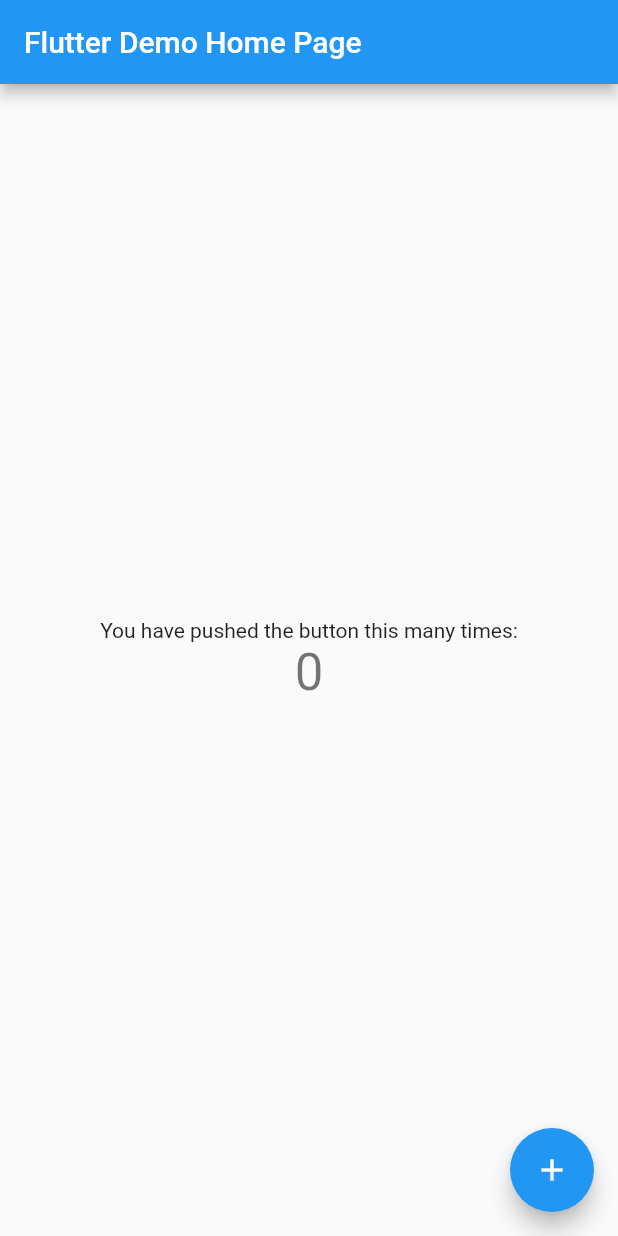
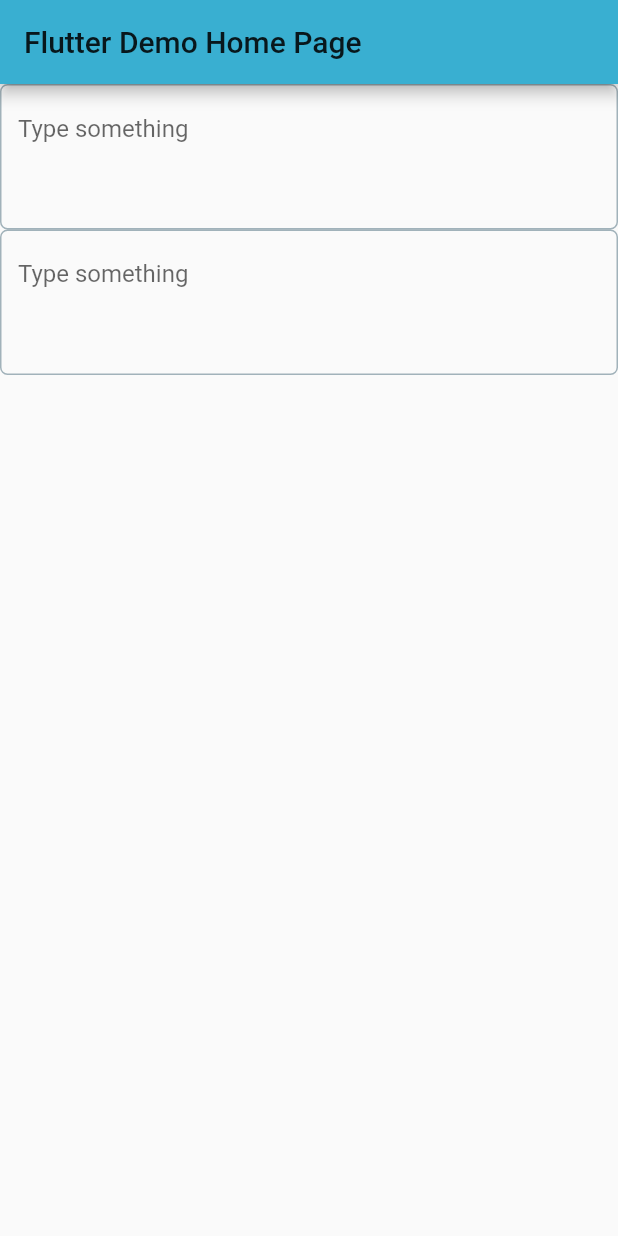
Before and after one commit to jhonatan247/unal-hospital-mobile, a Flutter app: the screen it shows after launch, on a phone screen of 412 x 824 dp. Run offline on Flutter 3.47's test engine with Material 2 defaults, Android fonts, the phone set to English and light mode, and no system bars.

Commit message:
Added Theme file, color file, textarea widget and playground file

```diff
--- /dev/null
+++ b/lib/Theme/Theme.dart
@@ -0,0 +1,50 @@
+import 'package:flutter/material.dart';
+import './color/colorScheme.dart';
+
+class JhontanMariaTheme {
+  const JhontanMariaTheme();
+  static ThemeData jonthanMariaTheme = ThemeData(
+    primarySwatch: DeepBlueColorScheme.primarySwatch,
+    backgroundColor: DeepBlueColorScheme.white,
+    primaryColor: DeepBlueColorScheme.primary,
+    accentColor: DeepBlueColorScheme.primaryLight,
+    primaryColorDark: DeepBlueColorScheme.secondary,
+    primaryColorLight: DeepBlueColorScheme.secondary,
+    cardTheme: CardTheme(color: DeepBlueColorScheme.secondary),
+    textTheme:
+        TextTheme(display1: TextStyle(color: DeepBlueColorScheme.secondary)),
+    iconTheme: IconThemeData(color: DeepBlueColorScheme.secondary),
+    bottomAppBarColor: DeepBlueColorScheme.white,
+    dividerColor: DeepBlueColorScheme.secondary,
+    colorScheme: ColorScheme(
+        primary: DeepBlueColorScheme.primary,
+        primaryVariant: DeepBlueColorScheme.primaryLight,
+        secondary: DeepBlueColorScheme.secondary,
+        secondaryVariant: DeepBlueColorScheme.secondary,
+        surface: DeepBlueColorScheme.white,
+        background: DeepBlueColorScheme.white,
+        error: Colors.red,
+        onPrimary: DeepBlueColorScheme.primary,
+        onSecondary: DeepBlueColorScheme.secondary,
+        onSurface: DeepBlueColorScheme.secondary,
+        onBackground: DeepBlueColorScheme.white,
+        onError: Colors.red,
+        brightness: Brightness.light),
+  );
+
+  // TextStyles
+  static InputDecoration getTextAreaDecoration(String hint) {
+    return InputDecoration(
+      hintText: hint,
+      border: OutlineInputBorder(
+        borderRadius: BorderRadius.circular(5.0),
+        borderSide:
+            BorderSide(color: jonthanMariaTheme.colorScheme.primaryVariant),
+      ),
+      focusedBorder: OutlineInputBorder(
+        borderRadius: BorderRadius.circular(5.0),
+        borderSide: BorderSide(color: jonthanMariaTheme.colorScheme.secondary),
+      ),
+    );
+  }
+}
--- /dev/null
+++ b/lib/Theme/color/colorScheme.dart
@@ -0,0 +1,24 @@
+import 'package:flutter/material.dart';
+
+class DeepBlueColorScheme {
+  static const Color white = Color(0XFFFFFFFF);
+  static const Color secondary = Color(0XFF113D52);
+  static const Color primary = Color(0XFF39AFD1);
+  static const Color primaryLight = Color(0XFFC1D5DF);
+
+  static const MaterialColor primarySwatch = const MaterialColor(
+    0XFF39AFD1,
+    const <int, Color>{
+      50: const Color(0XFF39AFD1),
+      100: const Color(0XFF39AFD1),
+      200: const Color(0XFF39AFD1),
+      300: const Color(0XFF39AFD1),
+      400: const Color(0XFF39AFD1),
+      500: const Color(0XFF39AFD1),
+      600: const Color(0XFF39AFD1),
+      700: const Color(0XFF39AFD1),
+      800: const Color(0XFF39AFD1),
+      900: const Color(0XFF39AFD1),
+    },
+  );
+}
--- /dev/null
+++ b/lib/Widgets/TextArea.dart
@@ -0,0 +1,23 @@
+import 'package:flutter/material.dart';
+import 'package:me_cuido/Theme/Theme.dart';
+
+class TextArea extends StatelessWidget {
+  final String hint;
+  final String label;
+  final int lines;
+
+  TextArea({this.label, this.hint, this.lines});
+
+  InputDecoration buildDecorator( String hint, BuildContext context ) {
+    return JhontanMariaTheme.getTextAreaDecoration(hint);
+  }
+
+  @override
+  Widget build(BuildContext context) {
+    return TextField(
+      maxLines: lines,
+      decoration: JhontanMariaTheme.getTextAreaDecoration(hint),
+      style: TextStyle(),
+    );
+  }
+}
--- /dev/null
+++ b/lib/Widgets/playground.dart
@@ -0,0 +1,17 @@
+import 'package:flutter/material.dart';
+
+
+import './TextArea.dart';
+
+class PlayGround extends StatelessWidget {
+
+  @override
+  Widget build(BuildContext context) {
+    return Column(
+      children: <Widget>[
+        TextArea(hint: "Type something", lines: 3),
+        TextArea(hint: "Type something", lines: 3),
+      ],
+    );
+  }
+}
--- a/lib/main.dart
+++ b/lib/main.dart
@@ -1,25 +1,17 @@
 import 'package:flutter/material.dart';
+import './Theme/Theme.dart';
+
+//Customs imports
+import './Widgets/playground.dart';
 
 void main() => runApp(MyApp());
 
 class MyApp extends StatelessWidget {
-  // This widget is the root of your application.
   @override
   Widget build(BuildContext context) {
     return MaterialApp(
       title: 'Flutter Demo',
-      theme: ThemeData(
-        // This is the theme of your application.
-        //
-        // Try running your application with "flutter run". You'll see the
-        // application has a blue toolbar. Then, without quitting the app, try
-        // changing the primarySwatch below to Colors.green and then invoke
-        // "hot reload" (press "r" in the console where you ran "flutter run",
-        // or simply save your changes to "hot reload" in a Flutter IDE).
-        // Notice that the counter didn't reset back to zero; the application
-        // is not restarted.
-        primarySwatch: Colors.blue,
-      ),
+      theme: JhontanMariaTheme.jonthanMariaTheme,
       home: MyHomePage(title: 'Flutter Demo Home Page'),
     );
   }
@@ -27,18 +19,7 @@ class MyApp extends StatelessWidget {
 
 class MyHomePage extends StatefulWidget {
   MyHomePage({Key key, this.title}) : super(key: key);
-
-  // This widget is the home page of your application. It is stateful, meaning
-  // that it has a State object (defined below) that contains fields that affect
-  // how it looks.
-
-  // This class is the configuration for the state. It holds the values (in this
-  // case the title) provided by the parent (in this case the App widget) and
-  // used by the build method of the State. Fields in a Widget subclass are
-  // always marked "final".
-
   final String title;
-
   @override
   _MyHomePageState createState() => _MyHomePageState();
 }
@@ -48,64 +29,19 @@ class _MyHomePageState extends State<MyHomePage> {
 
   void _incrementCounter() {
     setState(() {
-      // This call to setState tells the Flutter framework that something has
-      // changed in this State, which causes it to rerun the build method below
-      // so that the display can reflect the updated values. If we changed
-      // _counter without calling setState(), then the build method would not be
-      // called again, and so nothing would appear to happen.
       _counter++;
     });
   }
 
   @override
   Widget build(BuildContext context) {
-    // This method is rerun every time setState is called, for instance as done
-    // by the _incrementCounter method above.
-    //
-    // The Flutter framework has been optimized to make rerunning build methods
-    // fast, so that you can just rebuild anything that needs updating rather
-    // than having to individually change instances of widgets.
     return Scaffold(
       appBar: AppBar(
-        // Here we take the value from the MyHomePage object that was created by
-        // the App.build method, and use it to set our appbar title.
         title: Text(widget.title),
       ),
       body: Center(
-        // Center is a layout widget. It takes a single child and positions it
-        // in the middle of the parent.
-        child: Column(
-          // Column is also a layout widget. It takes a list of children and
-          // arranges them vertically. By default, it sizes itself to fit its
-          // children horizontally, and tries to be as tall as its parent.
-          //
-          // Invoke "debug painting" (press "p" in the console, choose the
-          // "Toggle Debug Paint" action from the Flutter Inspector in Android
-          // Studio, or the "Toggle Debug Paint" command in Visual Studio Code)
-          // to see the wireframe for each widget.
-          //
-          // Column has various properties to control how it sizes itself and
-          // how it positions its children. Here we use mainAxisAlignment to
-          // center the children vertically; the main axis here is the vertical
-          // axis because Columns are vertical (the cross axis would be
-          // horizontal).
-          mainAxisAlignment: MainAxisAlignment.center,
-          children: <Widget>[
-            Text(
-              'You have pushed the button this many times:',
-            ),
-            Text(
-              '$_counter',
-              style: Theme.of(context).textTheme.display1,
-            ),
-          ],
-        ),
+        child: PlayGround()
       ),
-      floatingActionButton: FloatingActionButton(
-        onPressed: _incrementCounter,
-        tooltip: 'Increment',
-        child: Icon(Icons.add),
-      ), // This trailing comma makes auto-formatting nicer for build methods.
     );
   }
 }
```
